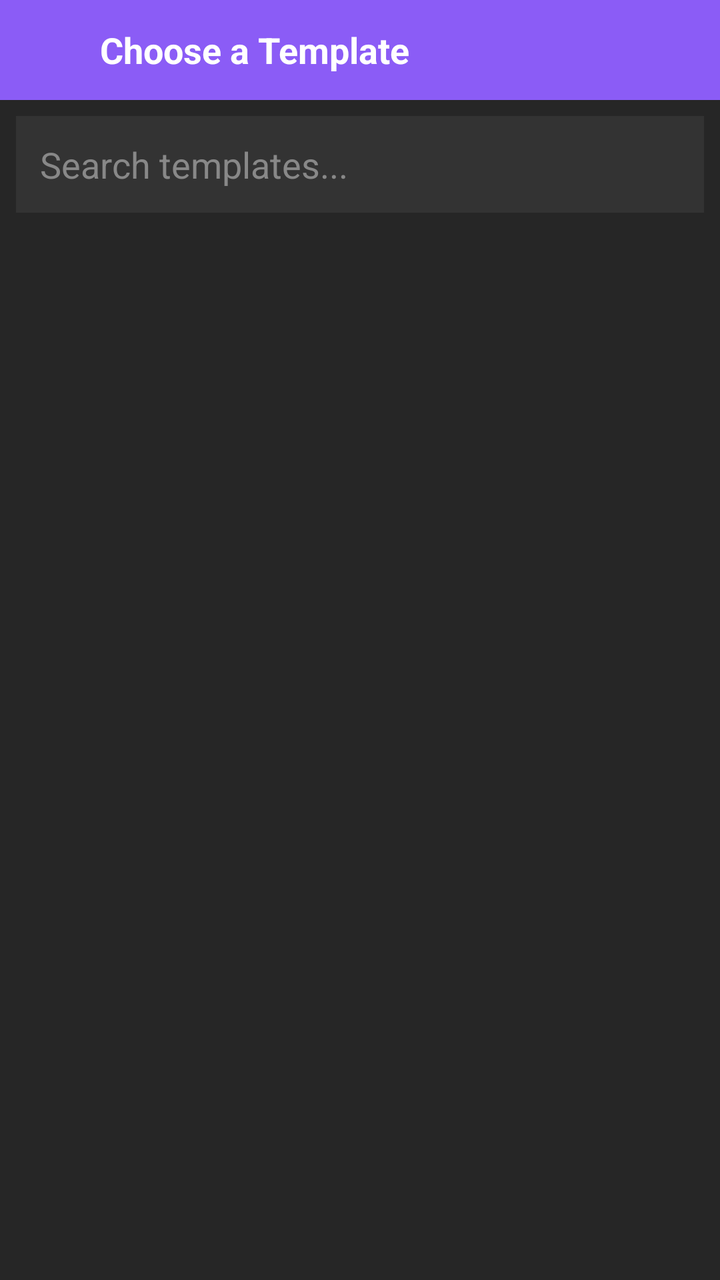
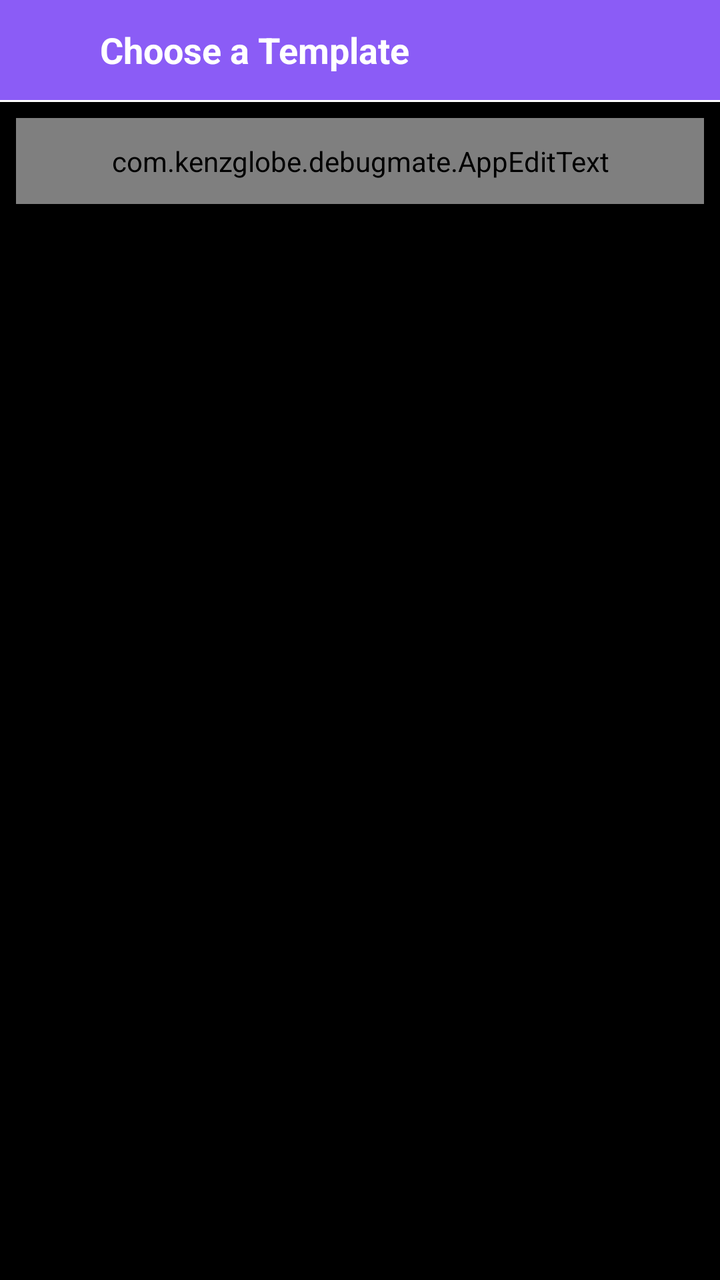

An Android layout rendered at two revisions. The XML below is the earlier revision; the diff shows what the commit changed to produce the second picture.
<!-- AndroidManifest.xml: application theme AppTheme -->
<!-- res/layout/template_gallery.xml -->
<?xml version="1.0" encoding="utf-8"?>
<FrameLayout
    xmlns:android="http://schemas.android.com/apk/res/android"
    android:id="@+id/template_gallery_overlay"
    android:layout_width="match_parent"
    android:layout_height="match_parent"
    android:background="#262626"
    android:elevation="15dp">

    <LinearLayout
        android:layout_width="match_parent"
        android:layout_height="match_parent"
        android:orientation="vertical">

        
        <LinearLayout
            android:layout_width="match_parent"
            android:layout_height="50dp"
            android:orientation="horizontal"
            android:background="#8B5CF6"
            android:gravity="center_vertical">

            <TextView
                android:id="@+id/btn_close_templates"
                android:layout_width="50dp"
                android:layout_height="match_parent"
                android:gravity="center"
                android:textColor="#FFFFFF"
                android:textSize="22sp" />

            <TextView
                android:layout_width="0dp"
                android:layout_height="match_parent"
                android:layout_weight="1"
                android:gravity="center_vertical"
                android:text="Choose a Template"
                android:textColor="#FFFFFF"
                android:textSize="18sp"
                android:textStyle="bold" />
                
        </LinearLayout>

        
        <EditText
            android:id="@+id/template_search"
            android:layout_width="match_parent"
            android:layout_height="wrap_content"
            android:hint="Search templates..."
            android:background="#333333"
            android:padding="12dp"
            android:textColor="#FFFFFF"
            android:textColorHint="#888888"
            android:layout_margin="8dp" />

        
        <GridView
            android:id="@+id/template_grid"
            android:layout_width="match_parent"
            android:layout_height="match_parent"
            android:numColumns="2"
            android:padding="8dp"
            android:horizontalSpacing="8dp"
            android:verticalSpacing="8dp"
            android:clipToPadding="false" />
            
    </LinearLayout>
    
</FrameLayout>
<!-- resources referenced by this layout -->
<resources>
  <style name="AppTheme" parent="@android:style/Theme.Material.Light.NoActionBar">
          <item name="android:statusBarColor">#1E1E1E</item>
          <item name="android:navigationBarColor">#1E1E1E</item>
          <item name="android:windowLightStatusBar">false</item>
      </style>
</resources>

<!-- the commit's change to res/layout/template_gallery.xml (unified diff, before → after) -->
@@ -4,14 +4,14 @@
     android:id="@+id/template_gallery_overlay"
     android:layout_width="match_parent"
     android:layout_height="match_parent"
-    android:background="#262626"
+    android:background="#000000"
     android:elevation="15dp">
 
     <LinearLayout
         android:layout_width="match_parent"
         android:layout_height="match_parent"
         android:orientation="vertical">
-
+        
         
         <LinearLayout
             android:layout_width="match_parent"
@@ -19,7 +19,7 @@
             android:orientation="horizontal"
             android:background="#8B5CF6"
             android:gravity="center_vertical">
-
+            
             <TextView
                 android:id="@+id/btn_close_templates"
                 android:layout_width="50dp"
@@ -27,7 +27,7 @@
                 android:gravity="center"
                 android:textColor="#FFFFFF"
                 android:textSize="22sp" />
-
+            
             <TextView
                 android:layout_width="0dp"
                 android:layout_height="match_parent"
@@ -37,21 +37,23 @@
                 android:textColor="#FFFFFF"
                 android:textSize="18sp"
                 android:textStyle="bold" />
-                
+            
         </LinearLayout>
-
         
-        <EditText
+        <View android:layout_width="match_parent" android:layout_height="1dp" android:background="#FFFFFF" />
+        
+        
+        <com.kenzglobe.debugmate.AppEditText
             android:id="@+id/template_search"
             android:layout_width="match_parent"
             android:layout_height="wrap_content"
             android:hint="Search templates..."
-            android:background="#333333"
+            android:background="@drawable/settings_section_bg"
             android:padding="12dp"
             android:textColor="#FFFFFF"
             android:textColorHint="#888888"
             android:layout_margin="8dp" />
-
+        
         
         <GridView
             android:id="@+id/template_grid"
@@ -62,7 +64,7 @@
             android:horizontalSpacing="8dp"
             android:verticalSpacing="8dp"
             android:clipToPadding="false" />
-            
+        
     </LinearLayout>
     
 </FrameLayout>
<!-- resource entries referenced after the edit -->
@@ -1,5 +1,14 @@
 <!-- resources referenced by this layout -->
 <resources>
+  <!-- drawable settings_section_bg (drawable-xxhdpi) -->
+  <?xml version="1.0" encoding="utf-8"?>
+  <shape xmlns:android="http://schemas.android.com/apk/res/android">
+  
+      <solid android:color="#202020" />
+      
+      <corners android:radius="15dp" />
+      
+  </shape>
   <style name="AppTheme" parent="@android:style/Theme.Material.Light.NoActionBar">
           <item name="android:statusBarColor">#1E1E1E</item>
           <item name="android:navigationBarColor">#1E1E1E</item>
